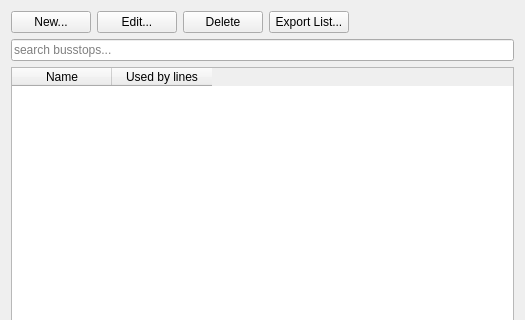
Above: Widgets/WdgBusstops.ui from ma7t3/ScheduleMaster before the change; both pictures show x 0 to 525 and y 0 to 320 of the 525 by 555 pixel window. Below: the same form after it.
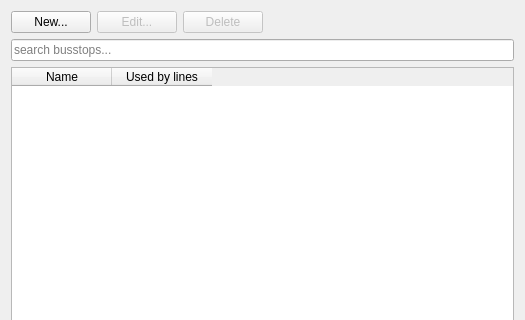
That is the form after the change.

Commit message: reworked WdgBusstops

```diff
--- a/Widgets/WdgBusstops.ui
+++ b/Widgets/WdgBusstops.ui
@@ -25,6 +25,9 @@
      </item>
      <item>
       <widget class="QPushButton" name="pbBusstopEdit">
+       <property name="enabled">
+        <bool>false</bool>
+       </property>
        <property name="text">
         <string>Edit...</string>
        </property>
@@ -32,18 +35,14 @@
      </item>
      <item>
       <widget class="QPushButton" name="pbBusstopDelete">
+       <property name="enabled">
+        <bool>false</bool>
+       </property>
        <property name="text">
         <string>Delete</string>
        </property>
       </widget>
      </item>
-     <item>
-      <widget class="QPushButton" name="pbExportList">
-       <property name="text">
-        <string>Export List...</string>
-       </property>
-      </widget>
-     </item>
      <item>
       <spacer name="horizontalSpacer_2">
        <property name="orientation">
```
Left out of the diff: 3 changed lines with no effect on the pictures. The commit also changes 5 other files.
